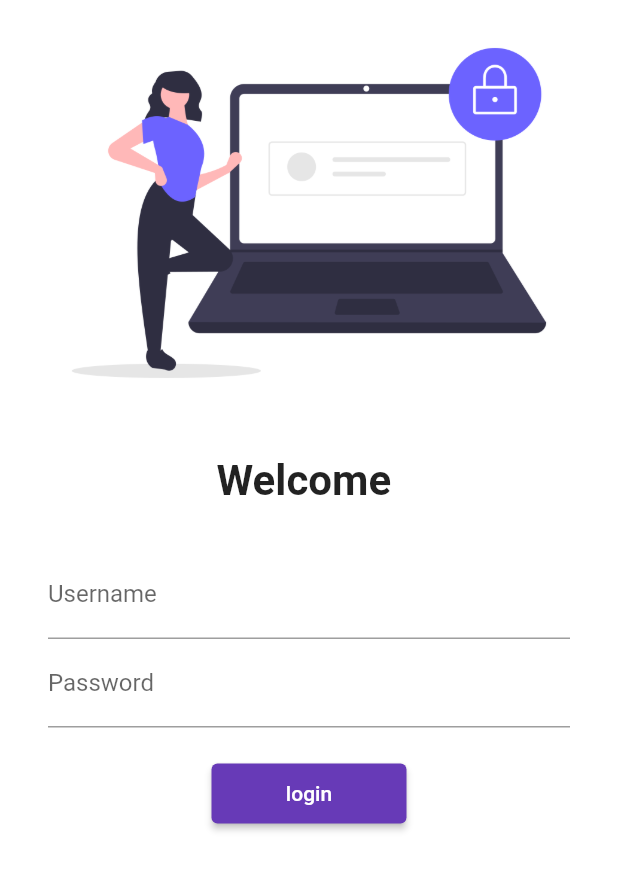
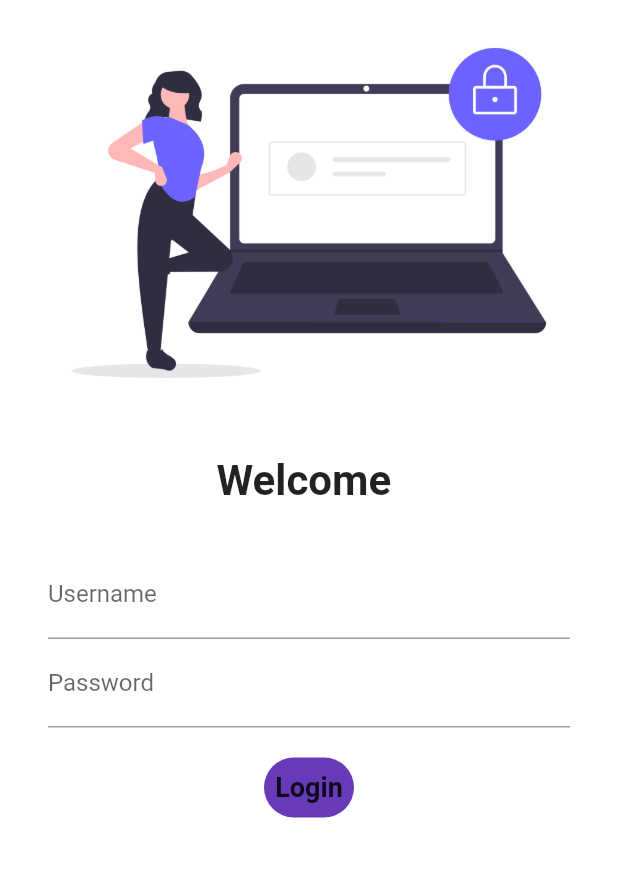
Before and after one commit to saurabh0687/flimazon, a Flutter app: the screen it shows after launch, on a phone screen of 412 x 824 dp. Shown: the top 870 px of the screen. Run offline on Flutter 3.47's test engine with Material 2 defaults, Android fonts, the phone set to English and light mode, and no system bars.

Commit message:
day6 completed

```diff
--- a/lib/pages/login_page.dart
+++ b/lib/pages/login_page.dart
@@ -11,6 +11,7 @@ class LoginPage extends StatefulWidget {
 class _LoginPageState extends State<LoginPage> {
   @override
   String name="";
+  bool setButton=false;
   Widget build(BuildContext context) {
     return  Material(
       color: Colors.white,
@@ -25,6 +26,7 @@ class _LoginPageState extends State<LoginPage> {
        ),
        ),
         const SizedBox(height: 20,),
+
          Padding(padding: EdgeInsets.symmetric(vertical: 10, horizontal: 32),
         child: Column(
           children: [
@@ -49,11 +51,45 @@ class _LoginPageState extends State<LoginPage> {
           ),
         ),
          const SizedBox(height: 20,),
-         ElevatedButton(onPressed:(){
-                  Navigator.pushNamed(context, MyRoutes.homeRoute);  // we passed call back function to this as we pressed it back the given function
-         }, child: Text("login"),
-        style: TextButton.styleFrom(minimumSize: Size(130,40)),// ab hm cha rhe hain ki jese hi login pr click ho to hm homepage pr chle jaye
-        )
+         InkWell(    //inkwell hme onTap function dega jiska kam tap krne pr action lena hoga
+          onTap: () async{
+            setState(() {
+              setButton=true;
+
+            });
+            await Future.delayed(Duration(seconds:1));  // ye hmare login button pr click hone ke 1 sec bad hme dusre page pr le jayega
+            Navigator.pushNamed(context, MyRoutes.homeRoute);
+
+          },
+         child:AnimatedContainer(
+          duration: Duration(seconds: 1), // hm container ka use kr ke buttun bna rhe hain to is pr hm click nhi kr payenge isiliye hm InkWell ka use krenge
+          width:60,
+          height:40,
+           alignment: Alignment.center,
+           child:setButton?Icon(   // ye login button ko setbutton true yani press hone pr tick wale sign se change kr dega
+            Icons.done,
+           color: Colors.white,
+           )
+                                            //   color:Colors.deepPurple,ise hmne hta diya ku ki hm ise decoration me de rhe hain or ek bar me hm do jagah nhi de skte
+          : Text(
+            "Login",
+               style:TextStyle(
+              fontWeight: FontWeight.bold,
+              fontSize: 18,
+               )
+               ),
+            decoration: BoxDecoration(
+            color:Colors.deepPurple,
+            borderRadius: BorderRadius.circular(20)
+          ),
+
+         ),
+         )
+       // ElevatedButton(onPressed:(){
+           //       Navigator.pushNamed(context, MyRoutes.homeRoute);  // we passed call back function to this as we pressed it back the given function
+       //  }, child: Text("login"),
+      //  style: TextButton.styleFrom(minimumSize: Size(130,40)),// ab hm cha rhe hain ki jese hi login pr click ho to hm homepage pr chle jaye
+      //  )
           ],
         ),
 
```
